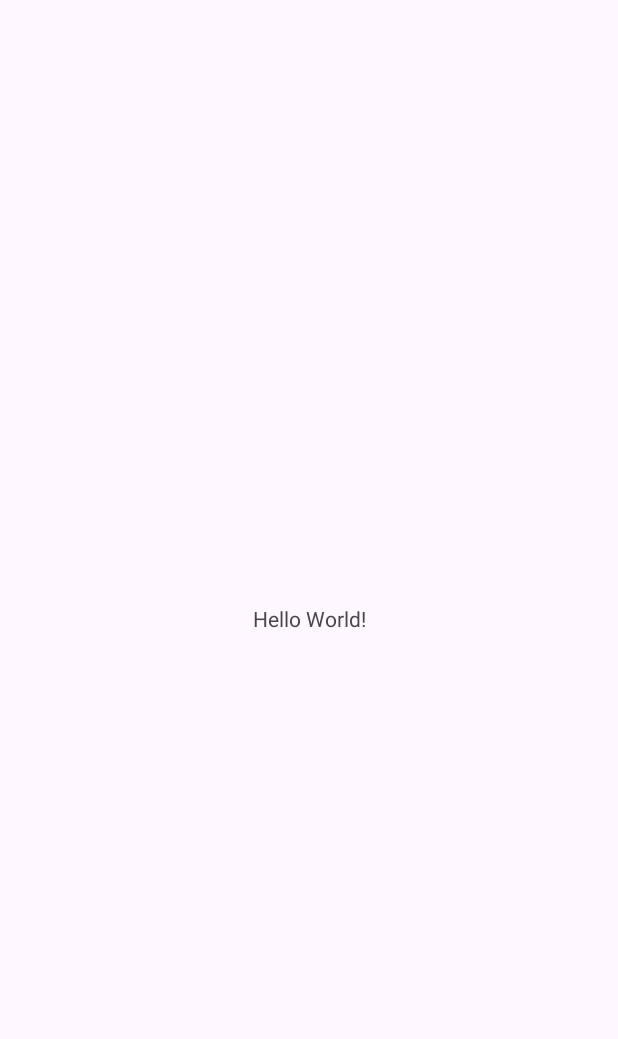
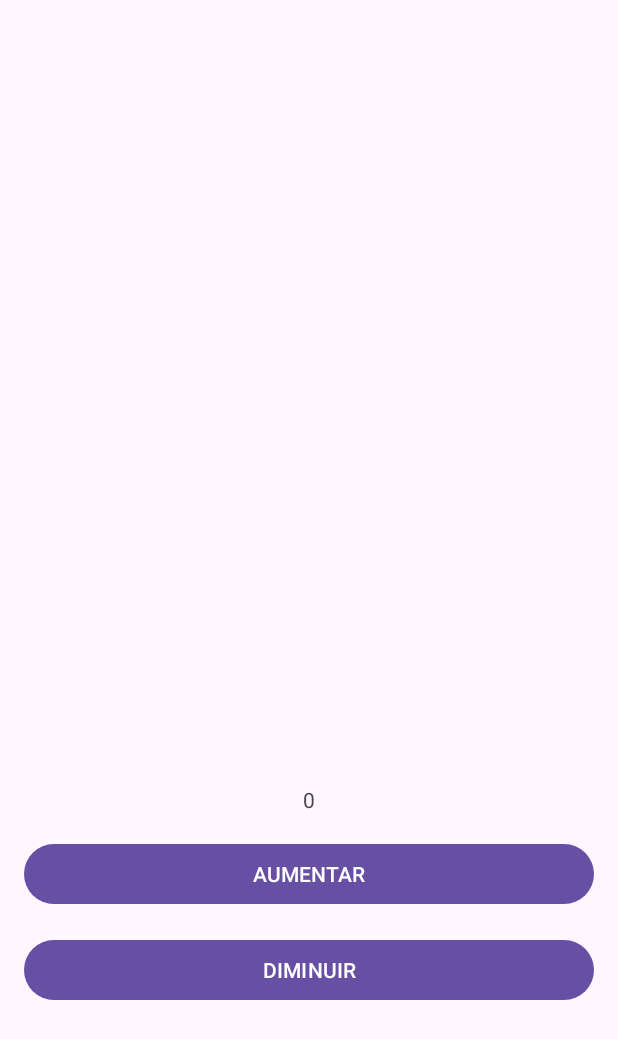
Before and after one commit to Phillipe17Macedo/MyContador, an Android app: the screen it shows after launch (MainActivity), on a phone screen of 412 x 824 dp. Before the commit the part shown is almost empty. Shown: the top 1039 px of the screen. Run offline under Robolectric (Android 15) with nearby library versions, the phone set to English and light mode, and no system bars.

Commit message:
add-botoes

```diff
--- a/app/src/main/res/layout/activity_main.xml
+++ b/app/src/main/res/layout/activity_main.xml
@@ -2,17 +2,46 @@
 <androidx.constraintlayout.widget.ConstraintLayout xmlns:android="http://schemas.android.com/apk/res/android"
     xmlns:app="http://schemas.android.com/apk/res-auto"
     xmlns:tools="http://schemas.android.com/tools"
+    android:id="@+id/main"
     android:layout_width="match_parent"
     android:layout_height="match_parent"
     tools:context=".MainActivity">
 
     <TextView
+        android:id="@+id/textView"
         android:layout_width="wrap_content"
         android:layout_height="wrap_content"
-        android:text="Hello World!"
+        android:text="0"
         app:layout_constraintBottom_toBottomOf="parent"
         app:layout_constraintEnd_toEndOf="parent"
         app:layout_constraintStart_toStartOf="parent"
-        app:layout_constraintTop_toTopOf="parent" />
+        app:layout_constraintTop_toTopOf="parent"
+        app:layout_constraintVertical_bias=".65" />
+
+    <Button
+        android:id="@+id/activity_main_btn_aumentar"
+        android:layout_width="match_parent"
+        android:layout_height="wrap_content"
+        android:text="@string/btn_aumentar"
+        app:layout_constraintTop_toBottomOf="@+id/textView"
+        app:layout_constraintStart_toStartOf="@id/main"
+        app:layout_constraintEnd_toEndOf="@id/main"
+        android:padding="8dp"
+        android:layout_margin="16dp"
+        />
+
+    <Button
+        android:id="@+id/activity_main_btn_diminuir"
+        android:layout_width="match_parent"
+        android:layout_height="wrap_content"
+        android:text="@string/btn_diminuir"
+        app:layout_constraintTop_toBottomOf="@+id/activity_main_btn_aumentar"
+        app:layout_constraintStart_toStartOf="@id/main"
+        app:layout_constraintEnd_toEndOf="@id/main"
+        android:padding="8dp"
+        android:layout_margin="16dp"
+        />
+
+
 
 </androidx.constraintlayout.widget.ConstraintLayout>
```
